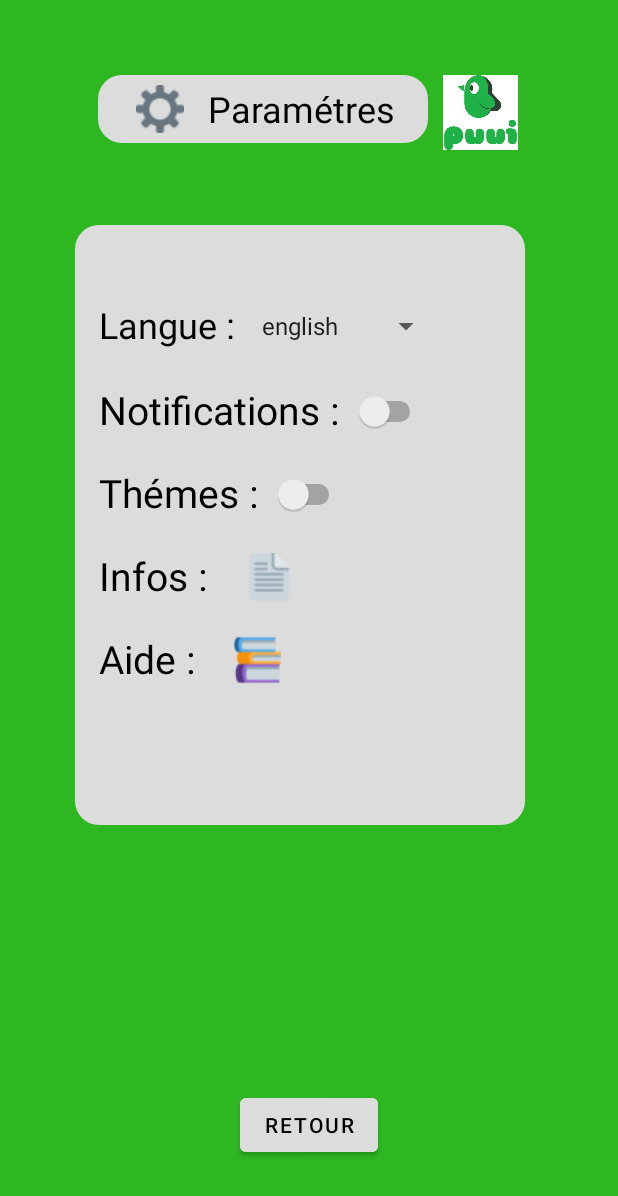
After one commit to samuelboiss/PiouPiou, an Android app: the layout parametre.xml on its own in the app's theme, with its tools: preview values and no code run, on a phone screen of 412 x 824 dp. The commit adds this screen. Shown: the top 1196 px of the screen. Run offline under Robolectric (Android 15) with nearby library versions, the phone set to English and light mode, and no system bars.

Commit message:
Parametres

```diff
--- a/PiouPiou/app/src/main/java/com/example/pioupioy/MainActivity.java
+++ b/PiouPiou/app/src/main/java/com/example/pioupioy/MainActivity.java
@@ -13,7 +13,6 @@ public class MainActivity extends AppCompatActivity {
         setContentView(R.layout.activity_main);
         findViewById(R.id.btn2).setOnClickListener( clic -> {
             Intent intent=new Intent(getApplicationContext(),inscrire.class);
-            System.out.println(intent);
             startActivity(intent);
         });
 
--- a/PiouPiou/app/src/main/java/com/example/pioupioy/inscrire.java
+++ b/PiouPiou/app/src/main/java/com/example/pioupioy/inscrire.java
@@ -12,9 +12,7 @@ public class inscrire extends AppCompatActivity {
         super.onCreate(savedInstanceState);
         setContentView(R.layout.inscrire);
         findViewById(R.id.btn).setOnClickListener( clic -> {
-            System.out.println("1");
             Intent intent=new Intent(getApplicationContext(),MainActivity.class);
-            System.out.println(intent);
             startActivity(intent);
         });
     }
--- a/PiouPiou/app/src/main/java/com/example/pioupioy/oublimdp.java
+++ b/PiouPiou/app/src/main/java/com/example/pioupioy/oublimdp.java
@@ -13,7 +13,6 @@ public class oublimdp extends AppCompatActivity {
         setContentView(R.layout.oublimdp);
         findViewById(R.id.btn).setOnClickListener( clic -> {
             Intent intent=new Intent(getApplicationContext(),MainActivity.class);
-            System.out.println(intent);
             startActivity(intent);
         });
     }
--- /dev/null
+++ b/PiouPiou/app/src/main/res/drawable/shape.xml
@@ -0,0 +1,6 @@
+<?xml version="1.0" encoding="utf-8"?>
+<shape xmlns:android="http://schemas.android.com/apk/res/android"
+    android:shape="rectangle">
+    <corners android:radius="16dp" />
+    <solid android:color="@color/grey" />
+</shape>
--- /dev/null
+++ b/PiouPiou/app/src/main/res/layout/parametre.xml
@@ -0,0 +1,199 @@
+<?xml version="1.0" encoding="utf-8"?>
+<androidx.constraintlayout.widget.ConstraintLayout xmlns:android="http://schemas.android.com/apk/res/android"
+    xmlns:app="http://schemas.android.com/apk/res-auto"
+    xmlns:tools="http://schemas.android.com/tools"
+    tools:context=".MainActivity"
+    android:layout_width="match_parent"
+    android:layout_height="match_parent"
+    android:background="@color/green">
+
+
+    <LinearLayout
+
+        android:id="@+id/grayBox"
+        android:layout_width="220dp"
+        android:layout_height="45dp"
+        android:background="@drawable/shape"
+        android:gravity="center_vertical"
+        app:layout_constraintTop_toTopOf="parent"
+        android:layout_marginTop="50dp"
+        app:layout_constraintLeft_toLeftOf="parent"
+        android:layout_marginLeft="65dp"
+        >
+
+        <ImageView
+            android:layout_width="wrap_content"
+            android:layout_height="wrap_content"
+            android:src="@drawable/gear"
+            android:layout_marginLeft="25dp"
+            />
+
+        <TextView
+            android:layout_width="wrap_content"
+            android:layout_height="wrap_content"
+            android:layout_marginStart="16dp"
+            android:text="Paramétres"
+            android:textColor="@color/black"
+            android:textSize="24sp" />
+
+    </LinearLayout>
+
+    <ImageView
+        android:layout_width="50dp"
+        android:layout_height="50dp"
+        android:src="@drawable/pioupiou"
+        android:background="@color/white"
+        app:layout_constraintLeft_toRightOf="@id/grayBox"
+        android:layout_marginLeft="10dp"
+        app:layout_constraintTop_toTopOf="parent"
+        android:layout_marginTop="50dp"
+        ></ImageView>
+
+    <androidx.constraintlayout.widget.ConstraintLayout
+        android:id="@+id/grayBox2"
+        android:layout_width="300dp"
+        android:layout_height="400dp"
+        android:background="@drawable/shape"
+        app:layout_constraintTop_toTopOf="@id/grayBox"
+        android:layout_marginTop="100dp"
+        app:layout_constraintLeft_toLeftOf="parent"
+        android:layout_marginLeft="50dp"
+        >
+
+        <TextView
+            android:id="@+id/txt"
+            android:layout_width="wrap_content"
+            android:layout_height="wrap_content"
+            android:layout_marginStart="16dp"
+            android:text="Langue :"
+            android:textColor="@color/black"
+            android:textSize="24sp"
+            app:layout_constraintTop_toTopOf="parent"
+            android:layout_marginTop="50dp"
+            app:layout_constraintLeft_toLeftOf="parent"
+            />
+
+        <Spinner
+            android:layout_width="wrap_content"
+            android:layout_height="wrap_content"
+            android:entries="@array/langue"
+            android:textColor="@color/black"
+            app:layout_constraintLeft_toRightOf="@id/txt"
+            android:layout_marginLeft="10dp"
+            app:layout_constraintTop_toTopOf="parent"
+            android:layout_marginTop="55dp"
+            />
+
+        <TextView
+            android:id="@+id/txt2"
+            android:layout_width="wrap_content"
+            android:layout_height="wrap_content"
+            android:text="Notifications :"
+            android:textColor="@color/black"
+            android:textSize="26sp"
+            app:layout_constraintLeft_toLeftOf="parent"
+            android:layout_marginStart="16dp"
+            app:layout_constraintTop_toTopOf="@id/txt"
+            android:layout_marginTop="55dp"
+            />
+
+        <Switch
+            android:id="@+id/mySwitch"
+            android:layout_width="wrap_content"
+            android:layout_height="wrap_content"
+            android:textOn="ON"
+            android:textOff="OFF"
+            android:checked="false"
+            app:layout_constraintLeft_toRightOf="@id/txt2"
+            android:layout_marginLeft="10dp"
+            app:layout_constraintTop_toTopOf="@id/txt2"
+            android:layout_marginTop="5dp"
+            />
+
+        <TextView
+            android:id="@+id/txt3"
+            android:layout_width="wrap_content"
+            android:layout_height="wrap_content"
+            android:text="Thémes :"
+            android:textColor="@color/black"
+            android:textSize="26sp"
+            app:layout_constraintLeft_toLeftOf="parent"
+            android:layout_marginStart="16dp"
+            app:layout_constraintTop_toTopOf="@id/txt2"
+            android:layout_marginTop="55dp"
+            />
+
+        <Switch
+            android:layout_width="wrap_content"
+            android:layout_height="wrap_content"
+            android:textOn="ON"
+            android:textOff="OFF"
+            android:checked="false"
+            app:layout_constraintLeft_toRightOf="@id/txt3"
+            android:layout_marginLeft="10dp"
+            app:layout_constraintTop_toTopOf="@id/txt3"
+            android:layout_marginTop="5dp"
+            />
+
+        <TextView
+            android:id="@+id/txt4"
+            android:layout_width="wrap_content"
+            android:layout_height="wrap_content"
+            android:text="Infos :"
+            android:textColor="@color/black"
+            android:textSize="26sp"
+            app:layout_constraintLeft_toLeftOf="parent"
+            android:layout_marginStart="16dp"
+            app:layout_constraintTop_toTopOf="@id/txt3"
+            android:layout_marginTop="55dp"
+            />
+        <ImageView
+            android:layout_width="wrap_content"
+            android:layout_height="wrap_content"
+            android:src="@drawable/info"
+            app:layout_constraintTop_toTopOf="@id/txt3"
+            app:layout_constraintLeft_toRightOf="@id/txt4"
+            android:layout_marginTop="58dp"
+            android:layout_marginLeft="25dp"
+            />
+
+        <TextView
+            android:id="@+id/txt5"
+            android:layout_width="wrap_content"
+            android:layout_height="wrap_content"
+            android:text="Aide :"
+            android:textColor="@color/black"
+            android:textSize="26sp"
+            app:layout_constraintLeft_toLeftOf="parent"
+            android:layout_marginStart="16dp"
+            app:layout_constraintTop_toTopOf="@id/txt4"
+            android:layout_marginTop="55dp"
+            />
+        <ImageView
+            android:layout_width="wrap_content"
+            android:layout_height="wrap_content"
+            android:src="@drawable/aide"
+            app:layout_constraintTop_toTopOf="@id/txt4"
+            app:layout_constraintLeft_toRightOf="@id/txt5"
+            android:layout_marginTop="58dp"
+            android:layout_marginLeft="25dp"
+            />
+
+    </androidx.constraintlayout.widget.ConstraintLayout>
+
+    <Button
+        android:layout_width="wrap_content"
+        android:layout_height="wrap_content"
+        android:backgroundTint="@color/grey"
+        android:shape="@drawable/shape"
+        app:layout_constraintBottom_toBottomOf="parent"
+        android:layout_marginBottom="50dp"
+        app:layout_constraintRight_toRightOf="parent"
+        android:layout_marginRight="160dp"
+        android:text="Retour"
+        android:textColor="@color/black"
+        ></Button>
+
+
+
+</androidx.constraintlayout.widget.ConstraintLayout>
--- /dev/null
+++ b/PiouPiou/app/src/main/res/values/langue.xml
@@ -0,0 +1,9 @@
+<?xml version="1.0" encoding="utf-8"?>
+<resources>
+    <string-array name="langue">
+        <item>english</item>
+        <item>french</item>
+        <item>chinese</item>
+        <item>japanese</item>
+    </string-array>
+</resources>
```
Also changed, not shown: PiouPiou/app/src/main/res/aide.png/favicon-32x32.png (added), PiouPiou/app/src/main/res/drawable/aide.png (added), PiouPiou/app/src/main/res/drawable/gear.png (added), PiouPiou/app/src/main/res/drawable/info.png (added), PiouPiou/app/src/main/res/info/favicon-16x16.png (added).
